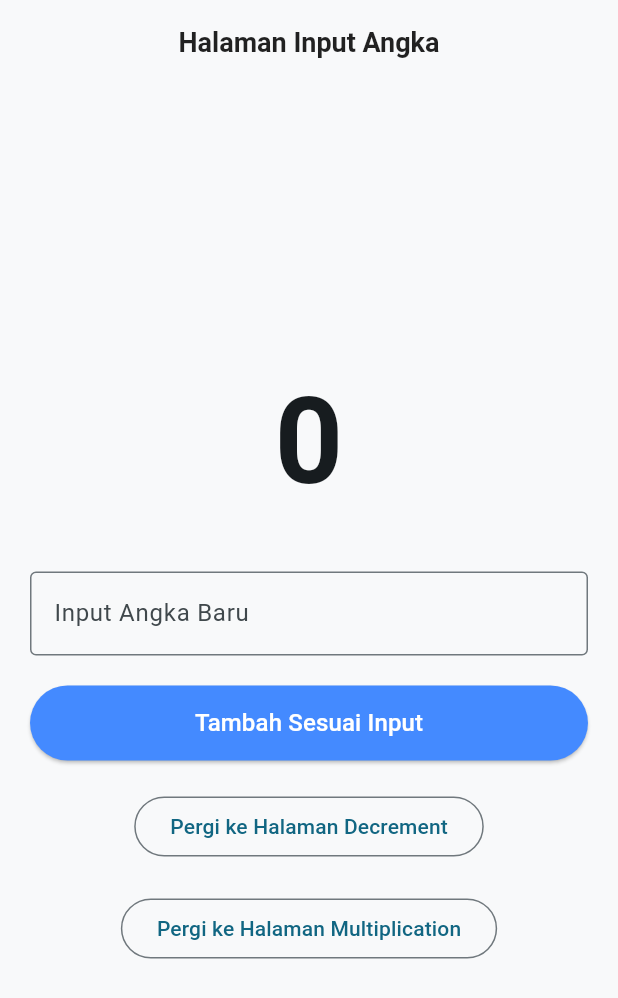
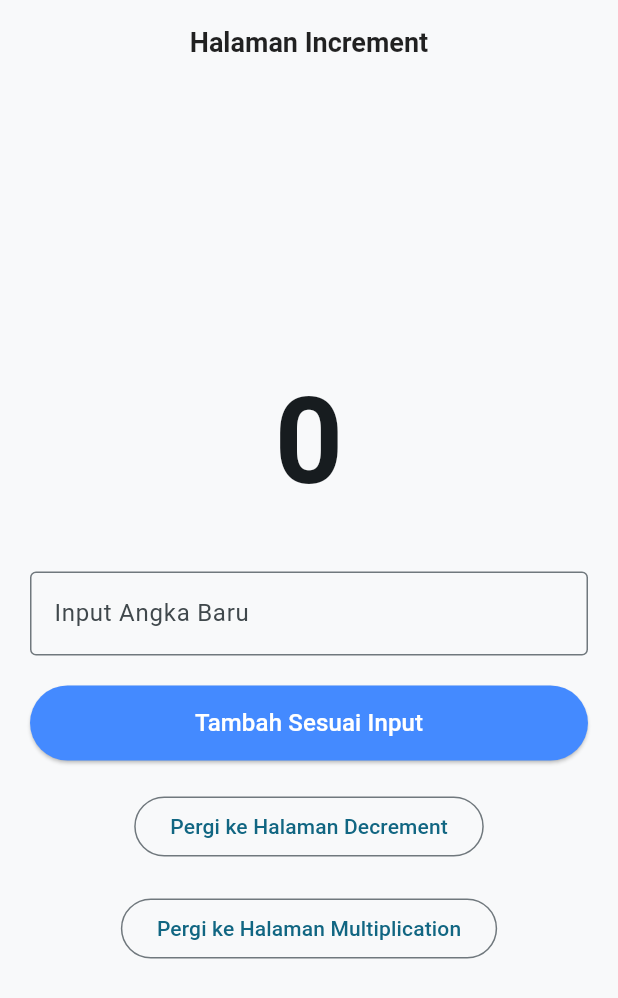
Before and after one commit to AryasutaBaswara/flutter-navigation, a Flutter app: the screen it shows after launch, on a phone screen of 412 x 824 dp. Shown: the top 998 px of the screen. Run offline on Flutter 3.47's test engine with Material 3 defaults, Android fonts, the phone set to English and light mode, and no system bars; our stand-ins replace flutter_bloc.

Commit message:
minor changes

```diff
--- a/lib/pages/halaman3.dart
+++ b/lib/pages/halaman3.dart
@@ -27,7 +27,7 @@ class _Halaman3State extends State<Halaman3> {
         }
 
         return Scaffold(
-          appBar: AppBar(title: const Text("Halaman Input Angka")),
+          appBar: AppBar(title: const Text("Halaman Increment")),
           body: Center(
             child: Padding(
               padding: const EdgeInsets.all(20.0),
```
